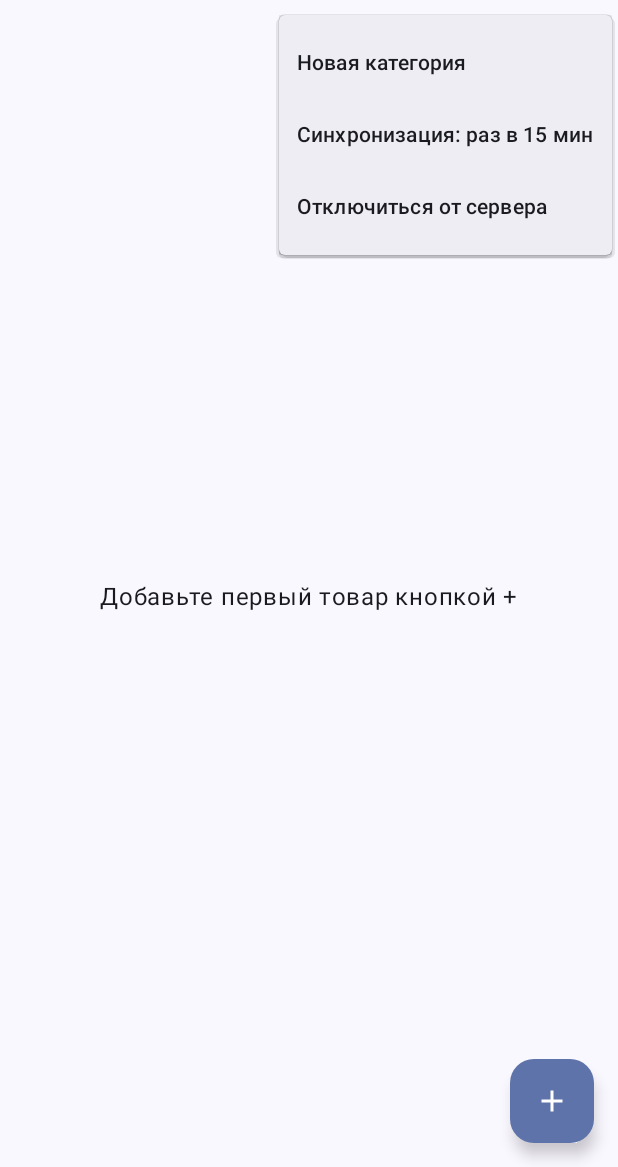
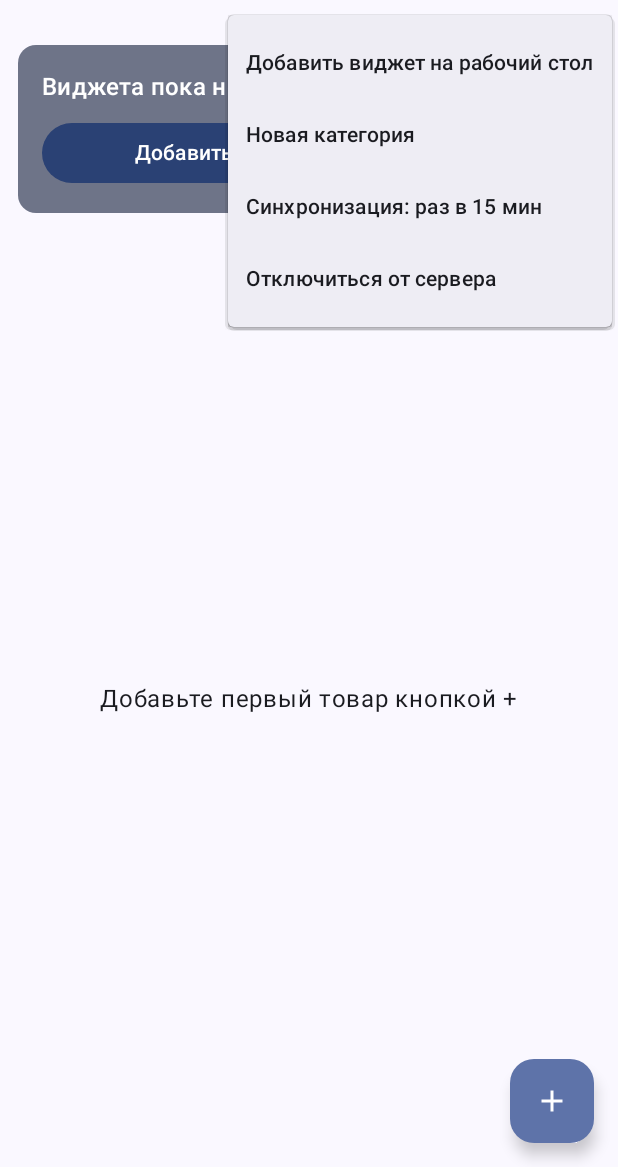
Before and after one commit to ivanlykov314-spec/grocery-widget, an Android app built with Jetpack Compose: the composable ListScreen shown on its own in the app's theme, after a tap on "Меню", on a phone screen of 412 x 824 dp, the part 69-1236 px from its top. Run offline under Robolectric (Android 15) with nearby library versions, the phone set to English and light mode, and no system bars; libraries missing offline, so code that uses them is left out: androidx.glance, androidx.glance.appwidget; 1 statement that could not run was skipped.

Commit message:
Кнопка «Добавить виджет на рабочий стол» в приложении
Co-Authored-By: Claude Opus 5.5 <noreply@anthropic.com>
Claude-Session: https://claude.ai/code/session_01C7WQZhW1ru7PUBrNEdbVUg

```diff
--- a/android/app/src/main/java/com/family/grocery/ui/MainActivity.kt
+++ b/android/app/src/main/java/com/family/grocery/ui/MainActivity.kt
@@ -2,7 +2,11 @@
 
 package com.family.grocery.ui
 
+import android.appwidget.AppWidgetManager
+import android.content.ComponentName
+import android.content.Context
 import android.content.Intent
+import android.widget.Toast
 import android.os.Bundle
 import androidx.activity.ComponentActivity
 import androidx.activity.compose.setContent
@@ -24,6 +28,8 @@ import androidx.compose.material.icons.filled.Edit
 import androidx.compose.material.icons.filled.MoreVert
 import androidx.compose.material.icons.filled.Refresh
 import androidx.compose.material3.Button
+import androidx.compose.material3.Card
+import androidx.compose.material3.CardDefaults
 import androidx.compose.material3.Checkbox
 import androidx.compose.material3.DropdownMenu
 import androidx.compose.material3.DropdownMenuItem
@@ -57,6 +63,8 @@ import com.family.grocery.Category
 import com.family.grocery.Item
 import com.family.grocery.Push
 import com.family.grocery.Repo
+import com.family.grocery.widget.ListWidgetReceiver
+import kotlinx.coroutines.delay
 import kotlinx.coroutines.launch
 
 class MainActivity : ComponentActivity() {
@@ -143,6 +151,27 @@ private fun SetupScreen(onDone: () -> Unit) {
     }
 }
 
+private fun widgetComponent(ctx: Context) = ComponentName(ctx, ListWidgetReceiver::class.java)
+
+private fun hasWidget(ctx: Context): Boolean =
+    AppWidgetManager.getInstance(ctx).getAppWidgetIds(widgetComponent(ctx)).isNotEmpty()
+
+/** Попросить лаунчер добавить виджет на рабочий стол (появится системное окно). */
+private fun requestPinWidget(ctx: Context) {
+    val mgr = AppWidgetManager.getInstance(ctx)
+    val ok = mgr.isRequestPinAppWidgetSupported &&
+        runCatching { mgr.requestPinAppWidget(widgetComponent(ctx), null, null) }.getOrDefault(false)
+    if (ok) {
+        Toast.makeText(ctx, "Подтвердите добавление виджета", Toast.LENGTH_SHORT).show()
+    } else {
+        Toast.makeText(
+            ctx,
+            "Лаунчер не разрешил. Проверьте разрешение «Ярлыки рабочего стола» для приложения.",
+            Toast.LENGTH_LONG,
+        ).show()
+    }
+}
+
 @Composable
 private fun ListScreen(onDisconnect: () -> Unit) {
     val ctx = LocalContext.current
@@ -155,6 +184,10 @@ private fun ListScreen(onDisconnect: () -> Unit) {
     var editItem by remember { mutableStateOf<Item?>(null) }
     var editCategory by remember { mutableStateOf<Category?>(null) }
     var menu by remember { mutableStateOf(false) }
+    var widgetPlaced by remember { mutableStateOf(hasWidget(ctx)) }
+    LaunchedEffect(Unit) {
+        while (true) { widgetPlaced = hasWidget(ctx); delay(2_000) }
+    }
 
     fun refresh() {
         scope.launch {
@@ -171,6 +204,10 @@ private fun ListScreen(onDisconnect: () -> Unit) {
                     IconButton(onClick = { refresh() }) { Icon(Icons.Filled.Refresh, "Обновить") }
                     IconButton(onClick = { menu = true }) { Icon(Icons.Filled.MoreVert, "Меню") }
                     DropdownMenu(expanded = menu, onDismissRequest = { menu = false }) {
+                        DropdownMenuItem(
+                            text = { Text("Добавить виджет на рабочий стол") },
+                            onClick = { menu = false; requestPinWidget(ctx) },
+                        )
                         DropdownMenuItem(
                             text = { Text("Новая категория") },
                             onClick = { menu = false; showNewCategory = true },
@@ -193,13 +230,27 @@ private fun ListScreen(onDisconnect: () -> Unit) {
         snackbarHost = { SnackbarHost(snackbar) },
     ) { pad ->
         val groups = s.groups(onlyNeeded = false, includeEmpty = true)
+        Column(Modifier.fillMaxSize().padding(pad)) {
+        if (!widgetPlaced) {
+            Card(
+                modifier = Modifier.fillMaxWidth().padding(12.dp),
+                colors = CardDefaults.cardColors(containerColor = MaterialTheme.colorScheme.secondaryContainer),
+            ) {
+                Column(Modifier.padding(16.dp), verticalArrangement = Arrangement.spacedBy(8.dp)) {
+                    Text("Виджета пока нет на рабочем столе", style = MaterialTheme.typography.titleMedium)
+                    Button(onClick = { requestPinWidget(ctx) }, modifier = Modifier.fillMaxWidth()) {
+                        Text("Добавить виджет на рабочий стол")
+                    }
+                }
+            }
+        }
         if (groups.isEmpty()) {
-            Box(Modifier.fillMaxSize().padding(pad), contentAlignment = Alignment.Center) {
+            Box(Modifier.fillMaxSize(), contentAlignment = Alignment.Center) {
                 Text("Добавьте первый товар кнопкой +")
             }
         } else {
             LazyColumn(
-                Modifier.fillMaxSize().padding(pad),
+                Modifier.fillMaxSize(),
                 contentPadding = PaddingValues(bottom = 96.dp),
             ) {
                 groups.forEach { g ->
@@ -245,6 +296,7 @@ private fun ListScreen(onDisconnect: () -> Unit) {
                 }
             }
         }
+        }
     }
 
     if (showAdd) AddItemDialog(onDismiss = { showAdd = false })
```
